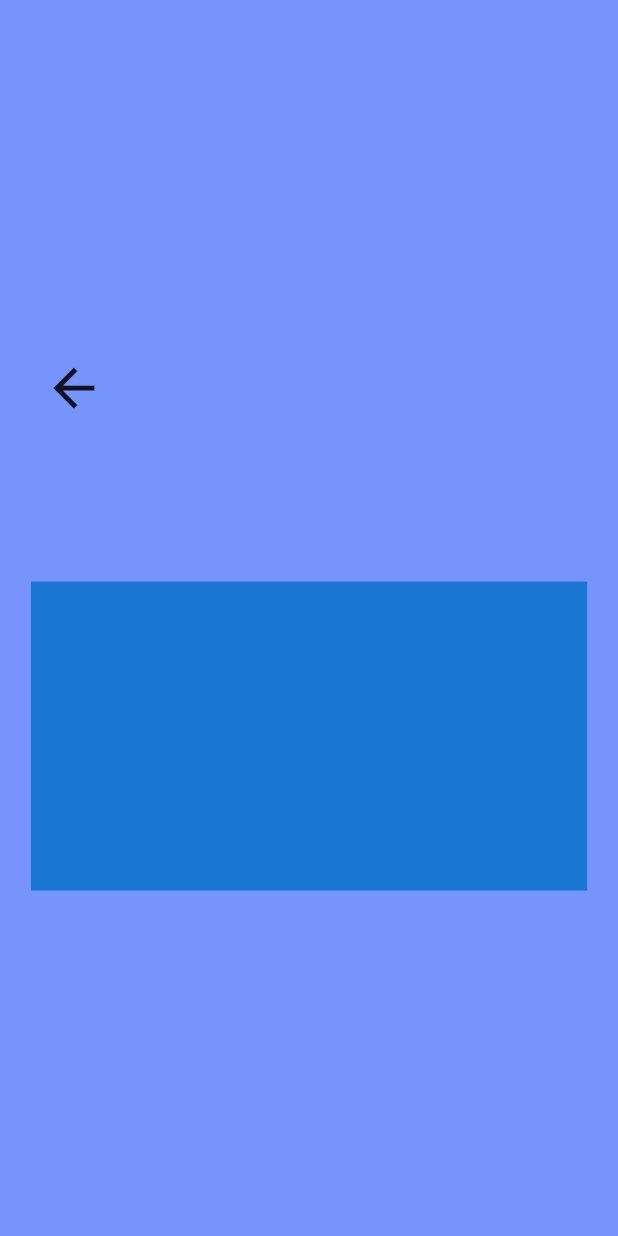
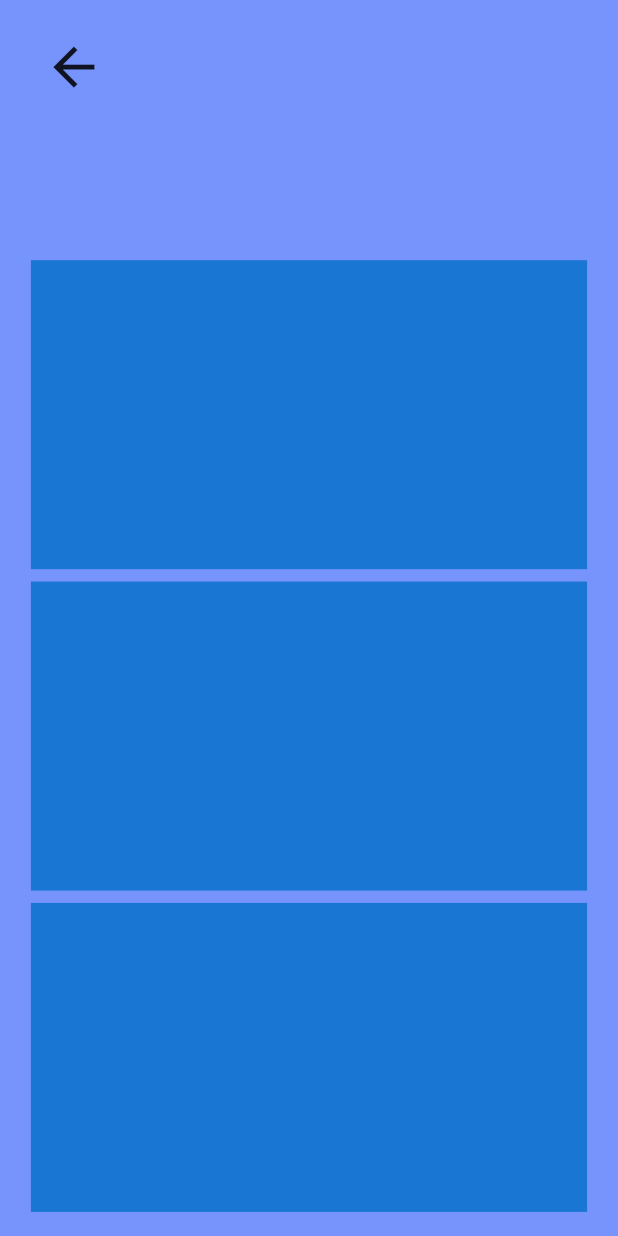
Before and after one commit to akslaym/SELCentral, a Flutter app: the PasswordPageV screen opened directly, on a phone screen of 412 x 824 dp. Run offline on Flutter 3.47's test engine with Material 2 defaults, Android fonts, the phone set to English and light mode, and no system bars; our stand-ins replace youtube_player_flutter; project files that could hold a hidden picture were left out.

Commit message:
Added additional boxes to PasswordPageV

```diff
--- a/lib/PasswordPage/PasswordPageV.dart
+++ b/lib/PasswordPage/PasswordPageV.dart
@@ -40,7 +40,17 @@ class PasswordPageV extends StatelessWidget {
                         width: widthBlock * 90.0,
                         height: heightBlock * 25.0,
                         color: Colors.blue[700],
-                        margin: EdgeInsets.only(top: heightBlock * 1))
+                        margin: EdgeInsets.only(top: heightBlock * 1)),
+                    Container(
+                        width: widthBlock * 90.0,
+                        height: heightBlock * 25.0,
+                        color: Colors.blue[700],
+                        margin: EdgeInsets.only(top: heightBlock * 1)),
+                    Container(
+                        width: widthBlock * 90.0,
+                        height: heightBlock * 25.0,
+                        color: Colors.blue[700],
+                        margin: EdgeInsets.only(top: heightBlock * 1)),
                   ],
                 )),
               ],
```
